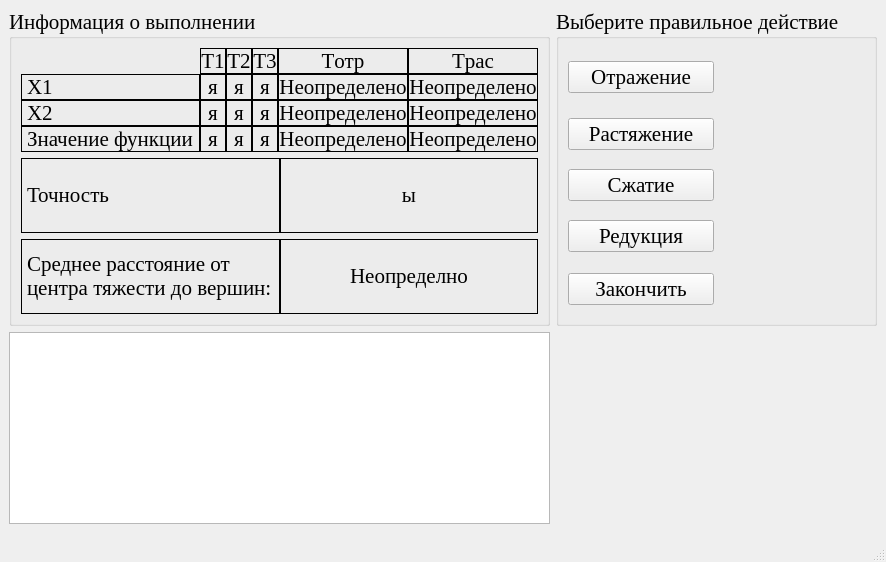
This is optimizationmethods/ui/NeMi.ui in Eliminationzx/optimizationmethods as Qt 5 draws it before an edit. The edited form follows.
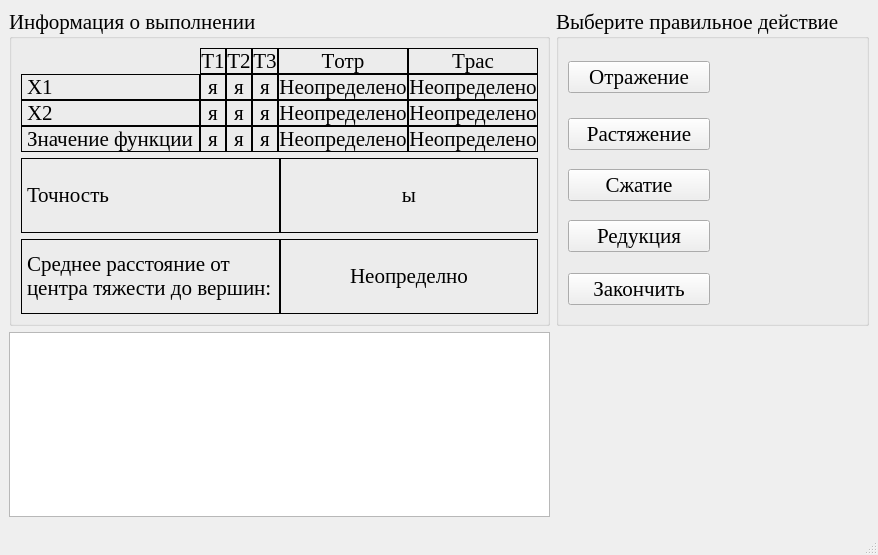
This is the edited form. Icons and pictures are not drawn.

Commit message: исправил баг в главном окне. прикрутил формц 2-го метода. при закрытии приложения вылазит критическая ошибка.

Patch:
```diff
--- a/optimizationmethods/ui/NeMi.ui
+++ b/optimizationmethods/ui/NeMi.ui
@@ -5,6 +5,14 @@
   <property name="windowModality">
    <enum>Qt::ApplicationModal</enum>
   </property>
+  <property name="geometry">
+   <rect>
+    <x>0</x>
+    <y>0</y>
+    <width>875</width>
+    <height>555</height>
+   </rect>
+  </property>
   <property name="font">
    <font>
     <family>Times New Roman</family>
```
Left out of the diff: 18 changed lines with no effect on the pictures. The commit also changes 7 other files.
